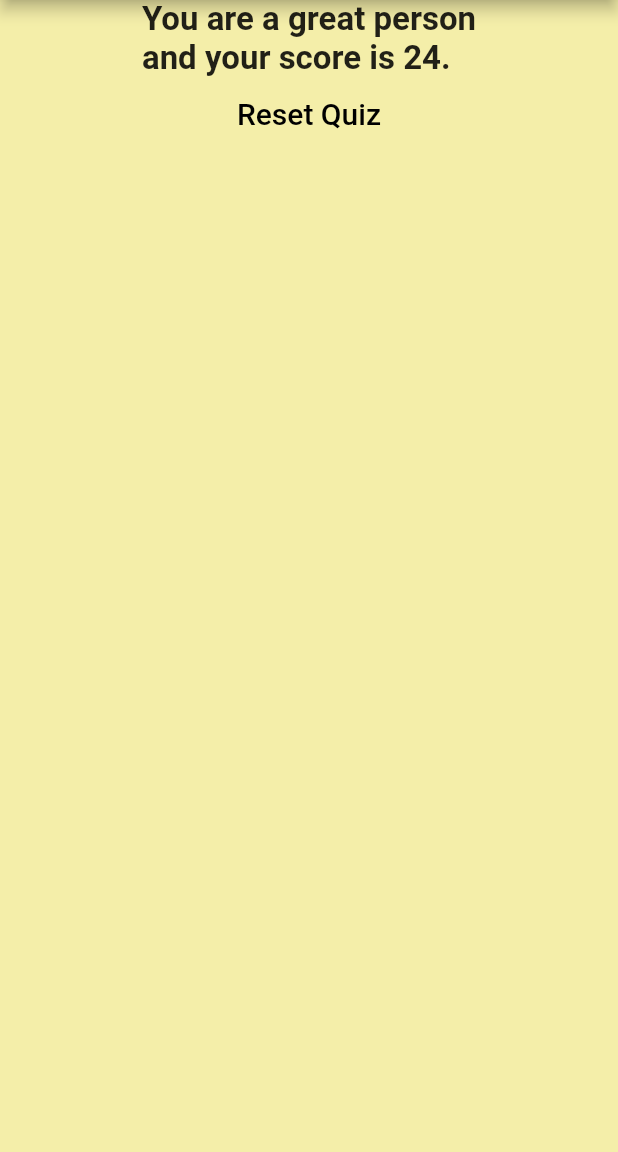
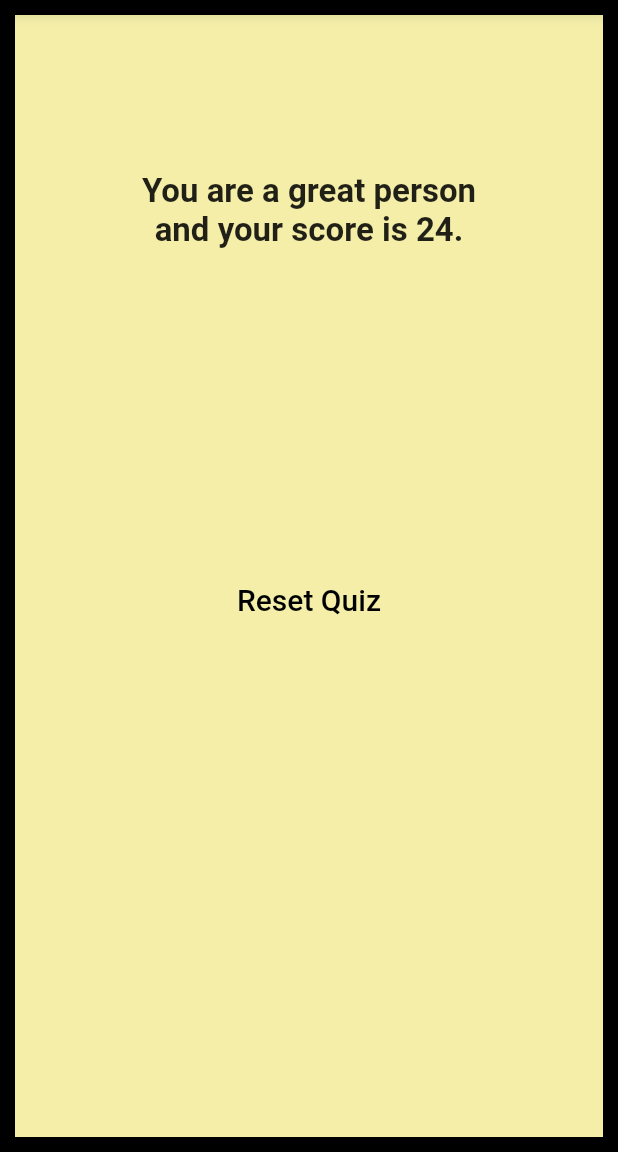
Before and after one commit to shahrazeahmad07/personality-quiz-flutter-app, a Flutter app: the screen it shows after launch, after a tap on "male", after a tap on "Blue", after a tap on "Pizza", on a phone screen of 412 x 824 dp, the part 84-1236 px from its top. Run offline on Flutter 3.47's test engine with Material 2 defaults, Android fonts, the phone set to English and light mode, and no system bars.

Commit message:
Result module alignment set

```diff
--- a/lib/result.dart
+++ b/lib/result.dart
@@ -20,8 +20,17 @@ class Result extends StatelessWidget {
   @override
   Widget build(BuildContext context) {
     print("Final Score: $_score");
-    return Center(
+    return Container(
+      height: double.infinity,
+      decoration: BoxDecoration(
+        border: Border.all(
+          color: Colors.black,
+          width: 10,
+        ),
+      ),
       child: Column(
+        mainAxisAlignment: MainAxisAlignment.spaceAround,
+        crossAxisAlignment: CrossAxisAlignment.stretch,
         children: [
           Text(
             resultPhrase + "\nand your score is $_score.",
@@ -29,6 +38,7 @@ class Result extends StatelessWidget {
               fontSize: 22,
               fontWeight: FontWeight.bold,
             ),
+            textAlign: TextAlign.center,
           ),
           TextButton(
             onPressed: reset,
@@ -40,6 +50,9 @@ class Result extends StatelessWidget {
               ),
             ),
           ),
+          const SizedBox(
+            height: 20,
+          ),
         ],
       ),
     );
```
